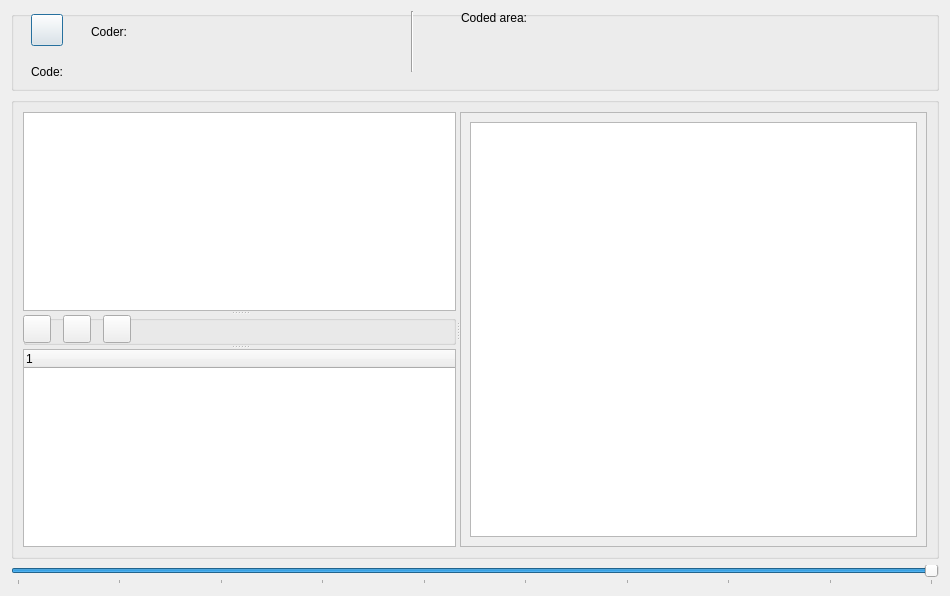
Old version of the form GUI_UIs/ui_dialog_code_image.ui in the repository ccbogel/QualCoder.
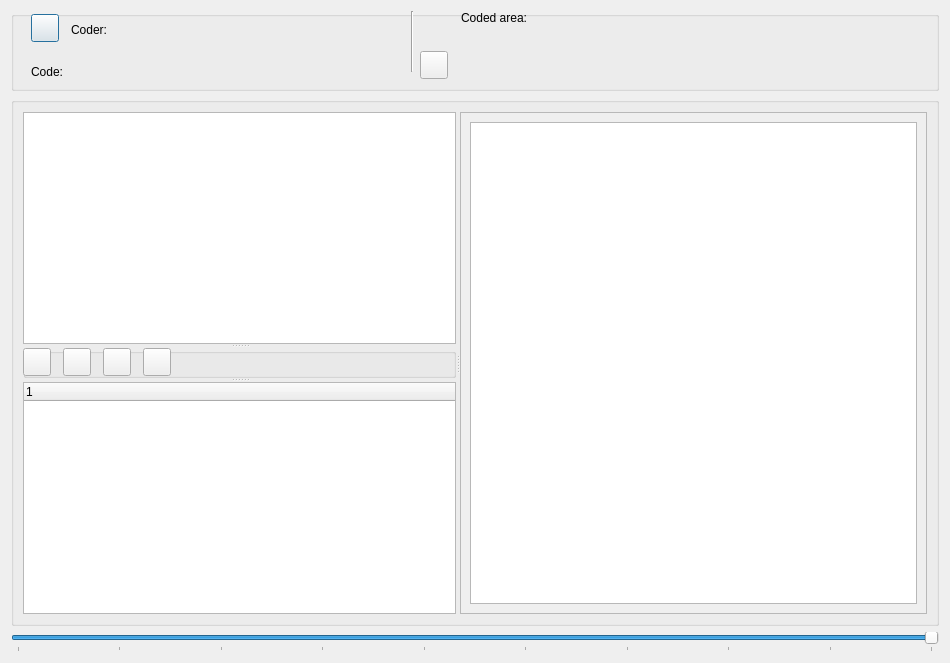
New version of the form.

```diff
--- a/GUI_UIs/ui_dialog_code_image.ui
+++ b/GUI_UIs/ui_dialog_code_image.ui
@@ -7,7 +7,7 @@
     <x>0</x>
     <y>0</y>
     <width>950</width>
-    <height>596</height>
+    <height>663</height>
    </rect>
   </property>
   <property name="windowTitle">
@@ -36,8 +36,8 @@
        <rect>
         <x>20</x>
         <y>3</y>
-        <width>32</width>
-        <height>32</height>
+        <width>28</width>
+        <height>28</height>
        </rect>
       </property>
       <property name="toolTip">
@@ -50,9 +50,9 @@
      <widget class="QLabel" name="label_coder">
       <property name="geometry">
        <rect>
-        <x>80</x>
-        <y>10</y>
-        <width>301</width>
+        <x>60</x>
+        <y>8</y>
+        <width>321</width>
         <height>21</height>
        </rect>
       </property>
@@ -127,6 +127,22 @@
        <set>Qt::AlignLeading|Qt::AlignLeft|Qt::AlignTop</set>
       </property>
      </widget>
+     <widget class="QPushButton" name="pushButton_important">
+      <property name="geometry">
+       <rect>
+        <x>409</x>
+        <y>40</y>
+        <width>28</width>
+        <height>28</height>
+       </rect>
+      </property>
+      <property name="toolTip">
+       <string>&lt;html&gt;&lt;head/&gt;&lt;body&gt;&lt;p&gt;File memo&lt;/p&gt;&lt;/body&gt;&lt;/html&gt;</string>
+      </property>
+      <property name="text">
+       <string/>
+      </property>
+     </widget>
     </widget>
    </item>
    <item row="4" column="0">
@@ -231,6 +247,22 @@
             <string/>
            </property>
           </widget>
+          <widget class="QPushButton" name="pushButton_file_attributes">
+           <property name="geometry">
+            <rect>
+             <x>120</x>
+             <y>0</y>
+             <width>28</width>
+             <height>28</height>
+            </rect>
+           </property>
+           <property name="toolTip">
+            <string>&lt;html&gt;&lt;head/&gt;&lt;body&gt;&lt;p&gt;File memo&lt;/p&gt;&lt;/body&gt;&lt;/html&gt;</string>
+           </property>
+           <property name="text">
+            <string/>
+           </property>
+          </widget>
          </widget>
          <widget class="QTreeWidget" name="treeWidget">
           <column>
@@ -250,7 +282,7 @@
             <x>0</x>
             <y>0</y>
             <width>467</width>
-            <height>420</height>
+            <height>487</height>
            </rect>
           </property>
           <layout class="QGridLayout" name="gridLayout_3">
```
